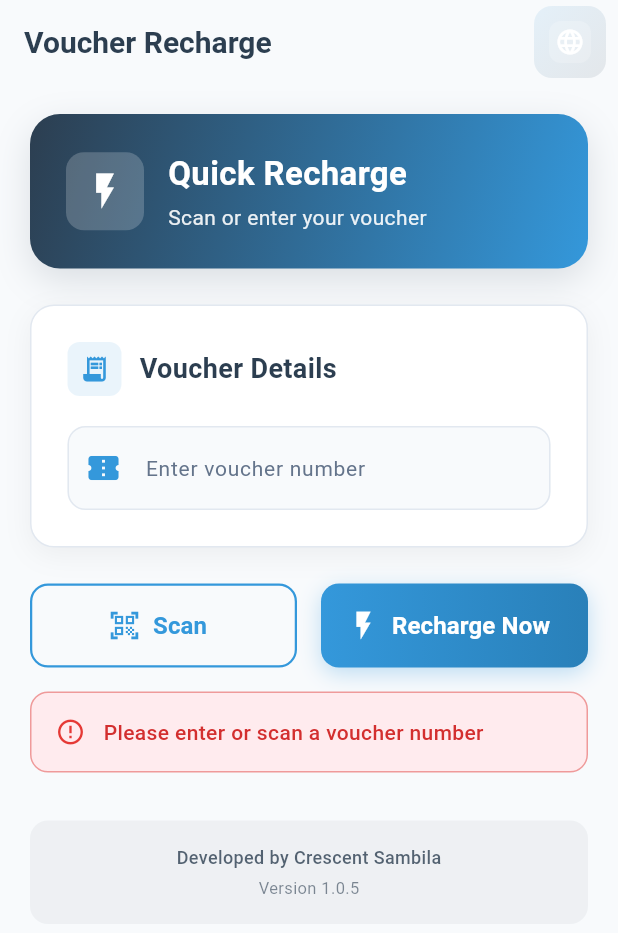
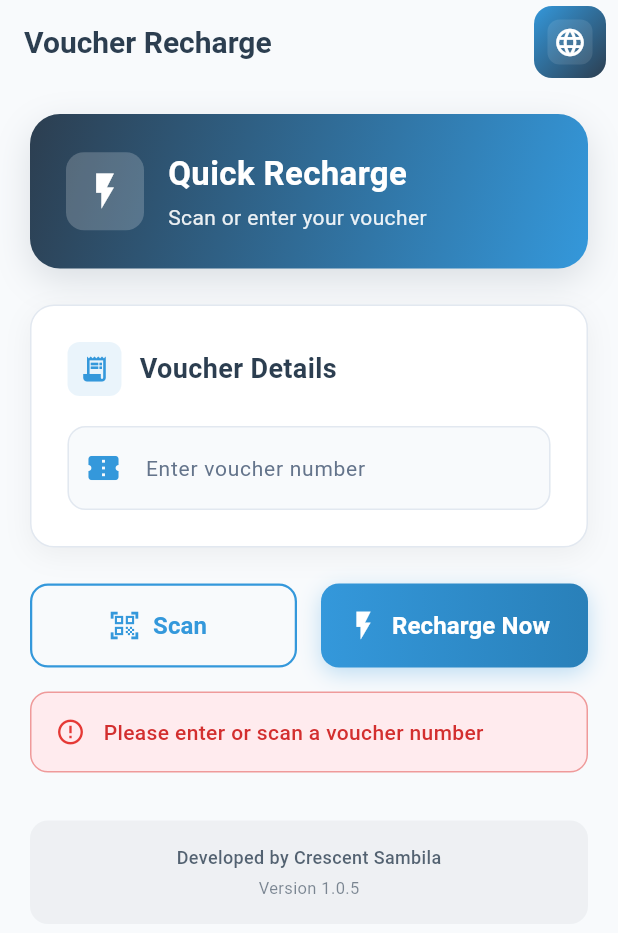
Before and after one commit to CodeWithCrescent/Voucher-Auto-Recharge-App, a Flutter app: the screen it shows after launch, after a tap on "Scan", after a tap on "Recharge Now", after a tap on "Cancel", on a phone screen of 412 x 824 dp. Shown: the top 933 px of the screen. Run offline on Flutter 3.47's test engine with Material 3 defaults, Android fonts, the light colour scheme and no system bars; our stand-ins replace camera, flutter_hooks, permission_handler, shared_preferences; missing offline and left inert: google_ml_kit.

Commit message:
final fixes

```diff
--- a/lib/screens/home_screen.dart
+++ b/lib/screens/home_screen.dart
@@ -1,7 +1,9 @@
 import 'package:camera/camera.dart';
 import 'package:flutter/material.dart';
+import 'package:flutter/services.dart';
 import 'package:flutter_hooks/flutter_hooks.dart';
 import 'package:tz_voucher_recharge/localizations/app_localizations.dart';
+import 'package:tz_voucher_recharge/services/ussd_service.dart';
 import 'package:tz_voucher_recharge/widgets/language_toggle.dart';
 import 'package:tz_voucher_recharge/widgets/scanner_preview.dart';
 
@@ -59,6 +61,7 @@ class HomeScreen extends HookWidget {
         showScanner.value = false;
         cameraController.value?.dispose();
         cameraController.value = null;
+        errorMessage.value = null;
       } else {
         errorMessage.value = l10n.noValidVoucher;
       }
@@ -77,7 +80,7 @@ class HomeScreen extends HookWidget {
 
       try {
         isLoading.value = true;
-        // await UssdService.rechargeVoucher(voucherController.text);
+        await UssdService.rechargeVoucher(voucherController.text);
         errorMessage.value = null;
       } catch (e) {
         errorMessage.value = '${l10n.rechargeFailed}: $e';
@@ -89,6 +92,11 @@ class HomeScreen extends HookWidget {
     return Scaffold(
       backgroundColor: const Color(0xFFF8FAFC),
       appBar: AppBar(
+        systemOverlayStyle: SystemUiOverlayStyle.dark.copyWith(
+          statusBarColor: Colors.transparent,
+          statusBarIconBrightness: Brightness.dark,
+          statusBarBrightness: Brightness.light,
+        ),
         elevation: 0,
         backgroundColor: Colors.transparent,
         title: Text(
--- a/lib/widgets/language_toggle.dart
+++ b/lib/widgets/language_toggle.dart
@@ -13,10 +13,10 @@ class LanguageToggle extends StatelessWidget {
           margin: const EdgeInsets.only(right: 8),
           decoration: BoxDecoration(
             borderRadius: BorderRadius.circular(12),
-            gradient: LinearGradient(
+            gradient: const LinearGradient(
               colors: [
-                const Color(0xFF3498DB).withOpacity(0.1),
-                const Color(0xFF2C3E50).withOpacity(0.1),
+                Color(0xFF3498DB),
+                Color(0xFF2C3E50),
               ],
               begin: Alignment.topLeft,
               end: Alignment.bottomRight,
@@ -26,12 +26,12 @@ class LanguageToggle extends StatelessWidget {
             icon: Container(
               padding: const EdgeInsets.all(4),
               decoration: BoxDecoration(
-                color: Colors.white.withOpacity(0.2),
+                color: Colors.white.withOpacity(0.1),
                 borderRadius: BorderRadius.circular(8),
               ),
               child: const Icon(
                 Icons.language_rounded,
-                size: 20,
+                size: 22,
                 color: Colors.white,
               ),
             ),
--- a/lib/widgets/scanner_preview.dart
+++ b/lib/widgets/scanner_preview.dart
@@ -112,8 +112,8 @@ class _ScannerPreviewState extends State<ScannerPreview>
                             animation: _scanLineAnimation,
                             builder: (context, child) {
                               return Positioned(
-                                top:
-                                    _scanLineAnimation.value * (scanHeight - (scanHeight - 75)),
+                                bottom:
+                                    _scanLineAnimation.value * (scanHeight - 2),
                                 left: 0,
                                 right: 0,
                                 child: Container(
```
